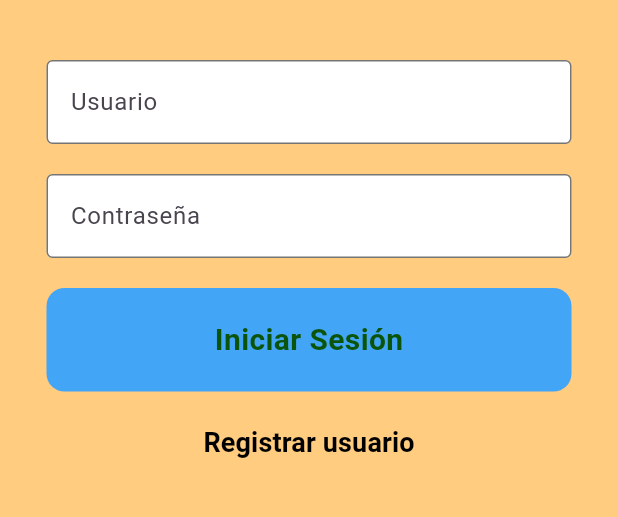
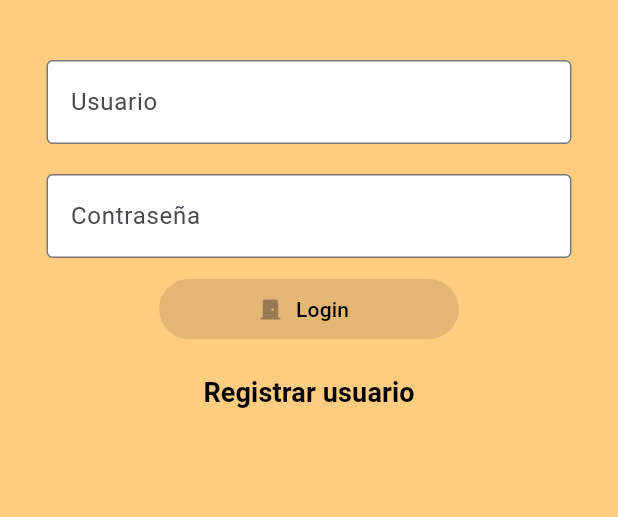
Before and after one commit to HaroldArguelloNic/mynapopizza, a Flutter app: the screen it shows after launch, on a phone screen of 412 x 824 dp, the part 375-892 px from its top. Run offline on Flutter 3.47's test engine with Material 3 defaults, Android fonts, the phone set to English and light mode, and no system bars; our stand-ins replace google_fonts; missing offline and left inert: mysql_client.

Commit message:
update buttom login

```diff
--- a/lib/page/login_page.dart
+++ b/lib/page/login_page.dart
@@ -1,4 +1,5 @@
 import 'package:flutter/material.dart';
+import 'package:flutter/widgets.dart';
 import 'package:mynapopizza/page/registration_page.dart';
 
 class LoginPage extends StatelessWidget {
@@ -15,6 +16,7 @@ class LoginPage extends StatelessWidget {
           // add SizedBox
           width: 400, // ancho 600
           child: Center(
+            // icono de persona
             child: Column(
               children: [
                 const SizedBox(
@@ -25,6 +27,8 @@ class LoginPage extends StatelessWidget {
                   Icons.person,
                   size: 110,
                 ),
+
+                /*   Texto de bienvenida              */
                 const Text(
                   'Bienvenido A MyNapoPizza!',
                   textAlign: TextAlign.center,
@@ -66,36 +70,20 @@ class LoginPage extends StatelessWidget {
                   ),
                 ),
                 // Botón de inicio de sesión
-                GestureDetector(
-                  onTap: () {
-                    ScaffoldMessenger.of(context).showSnackBar(
-                      const SnackBar(
-                        content: Text('Funcionalidad en Proceso'),
-                        duration: Duration(seconds: 2),
+                ElevatedButton.icon(
+                  onPressed: null,
+                  icon: const Icon(Icons.door_front_door_rounded),
+                  label: const Text(
+                    'Login',
+                    style: TextStyle(color: Colors.black),
                   ),
-                    );
-                  },
-                  child: Container(
-                    padding: const EdgeInsets.all(20),
-                    margin: const EdgeInsets.symmetric(
-                        horizontal: 25, vertical: 10),
-                    decoration: BoxDecoration(
-                      color: Colors.blue[400],
-                      borderRadius: BorderRadius.circular(12),
-                    ),
-                    child: const Center(
-                      child: Text(
-                        "Iniciar Sesión",
-                        style: TextStyle(
-                          color: Color.fromARGB(255, 10, 85, 11),
-                          fontWeight: FontWeight.bold,
-                          fontSize: 20,
+                  style: const ButtonStyle(
+                    fixedSize: MaterialStatePropertyAll(Size(200, 40)),
                   ),
                 ),
-                    ),
-                  ),
-                ),
-                TextButton(
+                Padding(
+                  padding: const EdgeInsets.all(8.0),
+                  child: TextButton(
                     onPressed: () => Navigator.pushReplacement(
                       context,
                       MaterialPageRoute(
@@ -110,10 +98,13 @@ class LoginPage extends StatelessWidget {
                       ),
                     ),
                   ),
+                ),
               ],
             ),
           ),
-        )),
+
+        )
+        ),
       ),
     );
   }
```
Lines whose indentation alone changed are shown as unchanged.
